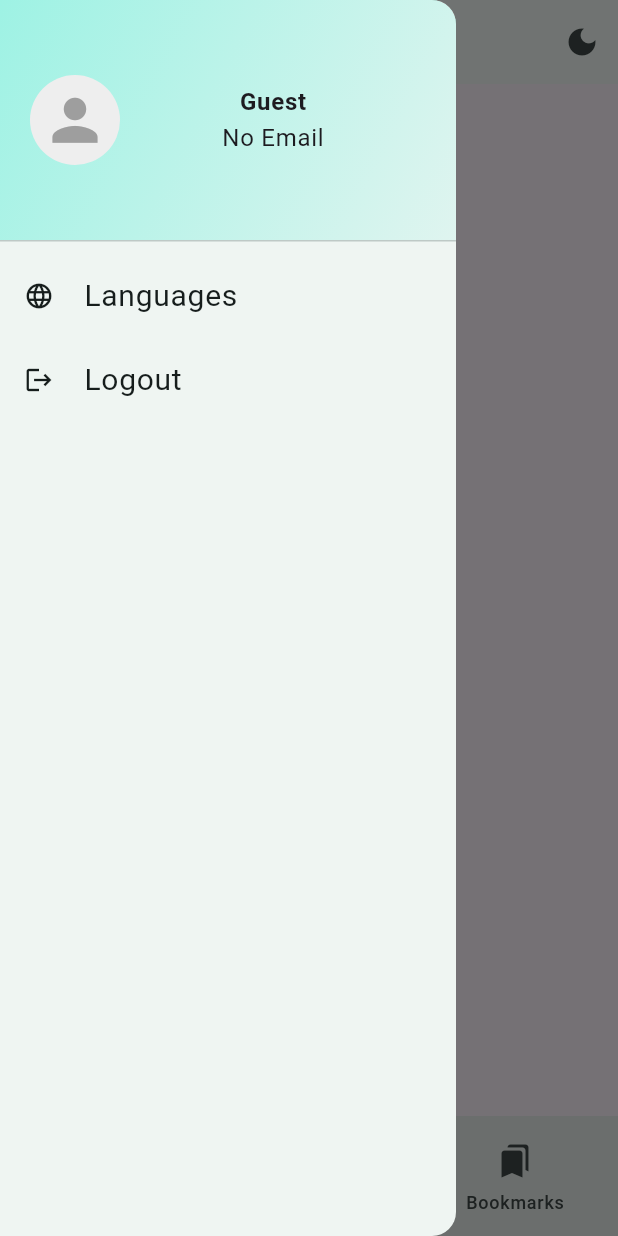
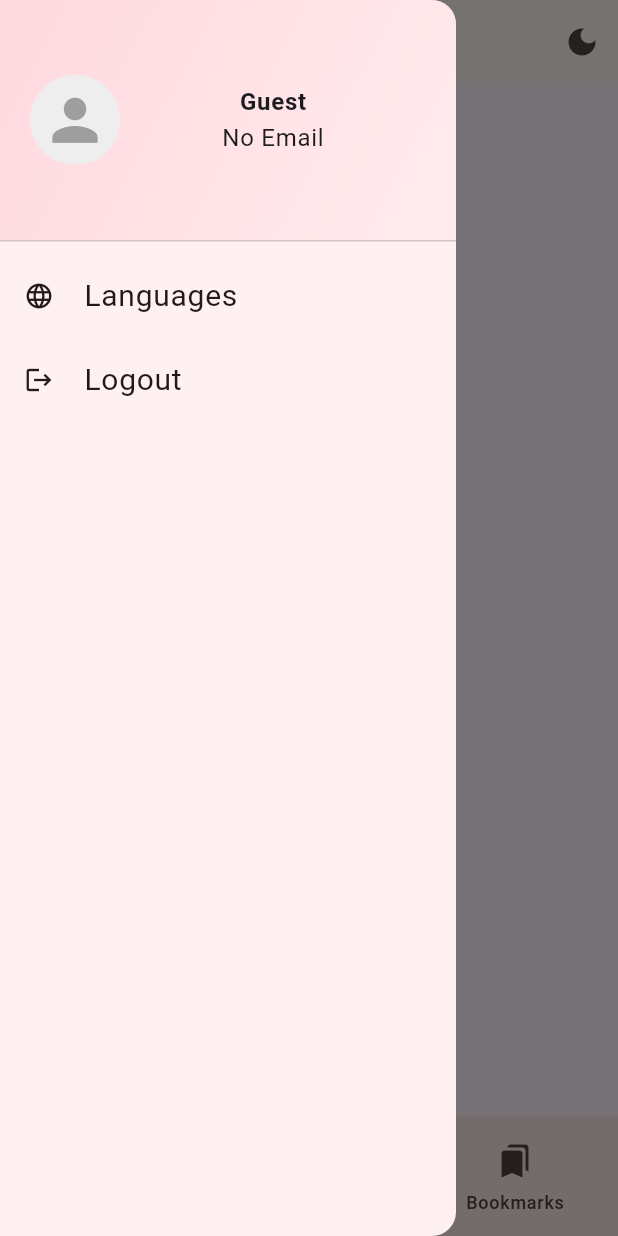
Before and after one commit to SoftwareEnggProjectsIITT/AppDevProject, a Flutter app: the screen it shows once a user with an empty profile is signed in, with the side drawer open, on a phone screen of 412 x 824 dp. Run offline on Flutter 3.47's test engine with Material 3 defaults, Android fonts, the phone set to English and light mode, and no system bars; drawn by our look-alikes of liquid_pull_to_refresh; our stand-ins replace firebase_auth, firebase_core, firebase_database, flutter_riverpod, flutter_svg, google_sign_in and 2 more; accounts and stored records are empty.

Commit message:
minor theme changes

```diff
--- a/frontend/lib/main.dart
+++ b/frontend/lib/main.dart
@@ -31,13 +31,13 @@ class MyApp extends ConsumerWidget {
       title: 'Flutter Demo',
       theme: ThemeData.light().copyWith(
         colorScheme: ColorScheme.fromSeed(
-          seedColor: Colors.teal,
+          seedColor: Colors.pinkAccent,
           brightness: Brightness.light,
         ),
       ),
       darkTheme: ThemeData.dark().copyWith(
         colorScheme: ColorScheme.fromSeed(
-          seedColor: Colors.teal,
+          seedColor: Colors.deepPurple,
           brightness: Brightness.dark,
         ),
       ),
--- a/frontend/lib/screens/home_page.dart
+++ b/frontend/lib/screens/home_page.dart
@@ -75,8 +75,8 @@ class _HomePageState extends State<HomePage> {
           Expanded(
             child: LiquidPullToRefresh(
               onRefresh: _handleRefresh,
-              color: Colors.blue,
-              backgroundColor: Colors.white,
+              color: Theme.of(context).colorScheme.primary,
+              backgroundColor: Theme.of(context).colorScheme.onPrimary,
               showChildOpacityTransition: false,
               child: ListView.builder(
                 controller: _scrollController,
```
